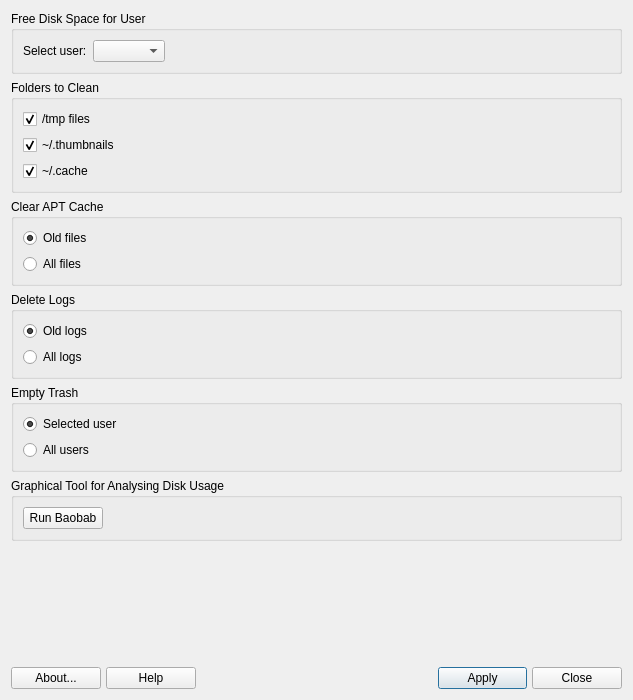
MX-Linux/mx-cleanup, file mainwindow.ui: the form before one commit.
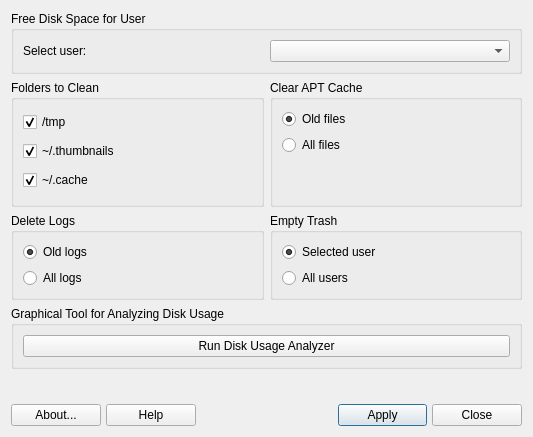
The form after the commit. Icons and pictures are not drawn.

Patch:
```diff
--- a/mainwindow.ui
+++ b/mainwindow.ui
@@ -6,8 +6,8 @@
    <rect>
     <x>0</x>
     <y>0</y>
-    <width>633</width>
-    <height>700</height>
+    <width>533</width>
+    <height>437</height>
    </rect>
   </property>
   <property name="windowTitle">
@@ -17,71 +17,29 @@
    <iconset theme="gcleaner">
     <normaloff>.</normaloff>.</iconset>
   </property>
-  <layout class="QVBoxLayout" name="verticalLayout">
-   <item>
-    <widget class="QGroupBox" name="groupBox_4">
-     <property name="title">
-      <string>Free Disk Space for User</string>
-     </property>
-     <layout class="QGridLayout" name="_12">
-      <item row="0" column="2">
-       <spacer name="horizontalSpacer_4">
-        <property name="orientation">
-         <enum>Qt::Horizontal</enum>
-        </property>
-        <property name="sizeType">
-         <enum>QSizePolicy::Expanding</enum>
-        </property>
-        <property name="sizeHint" stdset="0">
-         <size>
-          <width>40</width>
-          <height>20</height>
-         </size>
-        </property>
-       </spacer>
-      </item>
-      <item row="0" column="1">
-       <widget class="QComboBox" name="userCleanCB">
-        <property name="sizePolicy">
-         <sizepolicy hsizetype="Preferred" vsizetype="Minimum">
-          <horstretch>0</horstretch>
-          <verstretch>0</verstretch>
-         </sizepolicy>
-        </property>
-        <property name="toolTip">
-         <string>Select user to repair</string>
-        </property>
-       </widget>
-      </item>
-      <item row="0" column="0">
-       <widget class="QLabel" name="userCleanLabel">
-        <property name="sizePolicy">
-         <sizepolicy hsizetype="Preferred" vsizetype="Preferred">
-          <horstretch>0</horstretch>
-          <verstretch>0</verstretch>
-         </sizepolicy>
-        </property>
-        <property name="toolTip">
-         <string>Select user to repair</string>
-        </property>
-        <property name="text">
-         <string>Select user:</string>
-        </property>
-       </widget>
-      </item>
-     </layout>
-    </widget>
-   </item>
-   <item>
+  <layout class="QGridLayout" name="gridLayout">
+   <item row="2" column="0">
     <widget class="QGroupBox" name="groupBox_8">
+     <property name="sizePolicy">
+      <sizepolicy hsizetype="Expanding" vsizetype="Preferred">
+       <horstretch>0</horstretch>
+       <verstretch>0</verstretch>
+      </sizepolicy>
+     </property>
      <property name="title">
       <string>Folders to Clean</string>
      </property>
      <layout class="QVBoxLayout" name="verticalLayout_3">
       <item>
        <widget class="QCheckBox" name="tmpCheckBox">
+        <property name="sizePolicy">
+         <sizepolicy hsizetype="Expanding" vsizetype="Fixed">
+          <horstretch>0</horstretch>
+          <verstretch>0</verstretch>
+         </sizepolicy>
+        </property>
         <property name="text">
-         <string>/tmp files</string>
+         <string>/tmp</string>
         </property>
         <property name="checked">
          <bool>true</bool>
@@ -90,6 +48,12 @@
       </item>
       <item>
        <widget class="QCheckBox" name="thumbCheckBox">
+        <property name="sizePolicy">
+         <sizepolicy hsizetype="Expanding" vsizetype="Fixed">
+          <horstretch>0</horstretch>
+          <verstretch>0</verstretch>
+         </sizepolicy>
+        </property>
         <property name="text">
          <string>~/.thumbnails</string>
         </property>
@@ -100,6 +64,12 @@
       </item>
       <item>
        <widget class="QCheckBox" name="cacheCheckBox">
+        <property name="sizePolicy">
+         <sizepolicy hsizetype="Expanding" vsizetype="Fixed">
+          <horstretch>0</horstretch>
+          <verstretch>0</verstretch>
+         </sizepolicy>
+        </property>
         <property name="text">
          <string>~/.cache</string>
         </property>
@@ -111,40 +81,26 @@
      </layout>
     </widget>
    </item>
-   <item>
-    <widget class="QGroupBox" name="groupBox_5">
-     <property name="title">
-      <string>Clear APT Cache</string>
-     </property>
-     <layout class="QVBoxLayout" name="verticalLayout_5">
-      <item>
-       <widget class="QRadioButton" name="autocleanRB">
-        <property name="text">
-         <string>Old files</string>
-        </property>
-        <property name="checked">
-         <bool>true</bool>
-        </property>
-       </widget>
-      </item>
-      <item>
-       <widget class="QRadioButton" name="cleanRB">
-        <property name="text">
-         <string>All files</string>
-        </property>
-       </widget>
-      </item>
-     </layout>
-    </widget>
-   </item>
-   <item>
+   <item row="4" column="0">
     <widget class="QGroupBox" name="groupBox_6">
+     <property name="sizePolicy">
+      <sizepolicy hsizetype="Expanding" vsizetype="Preferred">
+       <horstretch>0</horstretch>
+       <verstretch>0</verstretch>
+      </sizepolicy>
+     </property>
      <property name="title">
       <string>Delete Logs</string>
      </property>
      <layout class="QVBoxLayout" name="verticalLayout_7">
       <item>
        <widget class="QRadioButton" name="oldLogsRB">
+        <property name="sizePolicy">
+         <sizepolicy hsizetype="Expanding" vsizetype="Fixed">
+          <horstretch>0</horstretch>
+          <verstretch>0</verstretch>
+         </sizepolicy>
+        </property>
         <property name="text">
          <string>Old logs</string>
         </property>
@@ -158,6 +114,12 @@
       </item>
       <item>
        <widget class="QRadioButton" name="allLogsRB">
+        <property name="sizePolicy">
+         <sizepolicy hsizetype="Expanding" vsizetype="Fixed">
+          <horstretch>0</horstretch>
+          <verstretch>0</verstretch>
+         </sizepolicy>
+        </property>
         <property name="text">
          <string>All logs</string>
         </property>
@@ -172,65 +134,7 @@
      </layout>
     </widget>
    </item>
-   <item>
-    <widget class="QGroupBox" name="groupBox_7">
-     <property name="title">
-      <string>Empty Trash</string>
-     </property>
-     <layout class="QVBoxLayout" name="verticalLayout_2">
-      <item>
-       <widget class="QRadioButton" name="selectedUserCB">
-        <property name="autoFillBackground">
-         <bool>false</bool>
-        </property>
-        <property name="text">
-         <string>Selected user</string>
-        </property>
-        <property name="checked">
-         <bool>true</bool>
-        </property>
-       </widget>
-      </item>
-      <item>
-       <widget class="QRadioButton" name="allUsersCB">
-        <property name="text">
-         <string>All users</string>
-        </property>
-       </widget>
-      </item>
-     </layout>
-    </widget>
-   </item>
-   <item>
-    <widget class="QGroupBox" name="groupBox_2">
-     <property name="title">
-      <string>Graphical Tool for Analysing Disk Usage</string>
-     </property>
-     <layout class="QHBoxLayout" name="horizontalLayout">
-      <item>
-       <widget class="QPushButton" name="baobabPushButton">
-        <property name="text">
-         <string>Run Baobab</string>
-        </property>
-       </widget>
-      </item>
-      <item>
-       <spacer name="horizontalSpacer">
-        <property name="orientation">
-         <enum>Qt::Horizontal</enum>
-        </property>
-        <property name="sizeHint" stdset="0">
-         <size>
-          <width>40</width>
-          <height>20</height>
-         </size>
-        </property>
-       </spacer>
-      </item>
-     </layout>
-    </widget>
-   </item>
-   <item>
+   <item row="8" column="0" colspan="2">
     <spacer name="verticalSpacer">
      <property name="orientation">
       <enum>Qt::Vertical</enum>
@@ -238,12 +142,12 @@
      <property name="sizeHint" stdset="0">
       <size>
        <width>20</width>
-       <height>40</height>
+       <height>20</height>
       </size>
      </property>
     </spacer>
    </item>
-   <item>
+   <item row="9" column="0" colspan="2">
     <layout class="QGridLayout" name="buttonBar" columnstretch="0,0,0,0,0,0,0,0,0,0">
      <property name="sizeConstraint">
       <enum>QLayout::SetDefaultConstraint</enum>
@@ -296,7 +200,7 @@
        </property>
        <property name="sizeHint" stdset="0">
         <size>
-         <width>100</width>
+         <width>50</width>
          <height>20</height>
         </size>
        </property>
@@ -338,7 +242,7 @@
        </property>
        <property name="sizeHint" stdset="0">
         <size>
-         <width>100</width>
+         <width>50</width>
          <height>20</height>
         </size>
        </property>
@@ -420,6 +324,180 @@
      </item>
     </layout>
    </item>
+   <item row="4" column="1">
+    <widget class="QGroupBox" name="groupBox_7">
+     <property name="sizePolicy">
+      <sizepolicy hsizetype="Expanding" vsizetype="Preferred">
+       <horstretch>0</horstretch>
+       <verstretch>0</verstretch>
+      </sizepolicy>
+     </property>
+     <property name="title">
+      <string>Empty Trash</string>
+     </property>
+     <layout class="QVBoxLayout" name="verticalLayout_2">
+      <item>
+       <widget class="QRadioButton" name="selectedUserCB">
+        <property name="sizePolicy">
+         <sizepolicy hsizetype="Expanding" vsizetype="Fixed">
+          <horstretch>0</horstretch>
+          <verstretch>0</verstretch>
+         </sizepolicy>
+        </property>
+        <property name="autoFillBackground">
+         <bool>false</bool>
+        </property>
+        <property name="text">
+         <string>Selected user</string>
+        </property>
+        <property name="checked">
+         <bool>true</bool>
+        </property>
+       </widget>
+      </item>
+      <item>
+       <widget class="QRadioButton" name="allUsersCB">
+        <property name="sizePolicy">
+         <sizepolicy hsizetype="Expanding" vsizetype="Fixed">
+          <horstretch>0</horstretch>
+          <verstretch>0</verstretch>
+         </sizepolicy>
+        </property>
+        <property name="text">
+         <string>All users</string>
+        </property>
+       </widget>
+      </item>
+     </layout>
+    </widget>
+   </item>
+   <item row="2" column="1">
+    <widget class="QGroupBox" name="groupBox_5">
+     <property name="sizePolicy">
+      <sizepolicy hsizetype="Expanding" vsizetype="Preferred">
+       <horstretch>0</horstretch>
+       <verstretch>0</verstretch>
+      </sizepolicy>
+     </property>
+     <property name="title">
+      <string>Clear APT Cache</string>
+     </property>
+     <layout class="QVBoxLayout" name="verticalLayout_5">
+      <item>
+       <widget class="QRadioButton" name="autocleanRB">
+        <property name="sizePolicy">
+         <sizepolicy hsizetype="Expanding" vsizetype="Fixed">
+          <horstretch>0</horstretch>
+          <verstretch>0</verstretch>
+         </sizepolicy>
+        </property>
+        <property name="text">
+         <string>Old files</string>
+        </property>
+        <property name="checked">
+         <bool>true</bool>
+        </property>
+       </widget>
+      </item>
+      <item>
+       <widget class="QRadioButton" name="cleanRB">
+        <property name="sizePolicy">
+         <sizepolicy hsizetype="Expanding" vsizetype="Fixed">
+          <horstretch>0</horstretch>
+          <verstretch>0</verstretch>
+         </sizepolicy>
+        </property>
+        <property name="text">
+         <string>All files</string>
+        </property>
+       </widget>
+      </item>
+      <item>
+       <spacer name="verticalSpacer_2">
+        <property name="orientation">
+         <enum>Qt::Vertical</enum>
+        </property>
+        <property name="sizeHint" stdset="0">
+         <size>
+          <width>20</width>
+          <height>40</height>
+         </size>
+        </property>
+       </spacer>
+      </item>
+     </layout>
+    </widget>
+   </item>
+   <item row="0" column="0" colspan="2">
+    <widget class="QGroupBox" name="groupBox_4">
+     <property name="sizePolicy">
+      <sizepolicy hsizetype="Expanding" vsizetype="Preferred">
+       <horstretch>0</horstretch>
+       <verstretch>0</verstretch>
+      </sizepolicy>
+     </property>
+     <property name="title">
+      <string>Free Disk Space for User</string>
+     </property>
+     <layout class="QGridLayout" name="_12">
+      <item row="0" column="1">
+       <widget class="QComboBox" name="userCleanCB">
+        <property name="sizePolicy">
+         <sizepolicy hsizetype="Expanding" vsizetype="Minimum">
+          <horstretch>0</horstretch>
+          <verstretch>0</verstretch>
+         </sizepolicy>
+        </property>
+        <property name="toolTip">
+         <string>Select user to repair</string>
+        </property>
+       </widget>
+      </item>
+      <item row="0" column="0">
+       <widget class="QLabel" name="userCleanLabel">
+        <property name="sizePolicy">
+         <sizepolicy hsizetype="Expanding" vsizetype="Preferred">
+          <horstretch>0</horstretch>
+          <verstretch>0</verstretch>
+         </sizepolicy>
+        </property>
+        <property name="toolTip">
+         <string>Select user to repair</string>
+        </property>
+        <property name="text">
+         <string>Select user:</string>
+        </property>
+       </widget>
+      </item>
+     </layout>
+    </widget>
+   </item>
+   <item row="6" column="0" colspan="2">
+    <widget class="QGroupBox" name="groupBox_2">
+     <property name="sizePolicy">
+      <sizepolicy hsizetype="Expanding" vsizetype="Preferred">
+       <horstretch>0</horstretch>
+       <verstretch>0</verstretch>
+      </sizepolicy>
+     </property>
+     <property name="title">
+      <string>Graphical Tool for Analyzing Disk Usage</string>
+     </property>
+     <layout class="QHBoxLayout" name="horizontalLayout">
+      <item>
+       <widget class="QPushButton" name="baobabPushButton">
+        <property name="text">
+         <string>Run Disk Usage Analyzer</string>
+        </property>
+        <property name="icon">
+         <iconset theme="baobab">
+          <normaloff>.</normaloff>.</iconset>
+        </property>
+       </widget>
+      </item>
+     </layout>
+    </widget>
+   </item>
   </layout>
  </widget>
  <resources>
```
